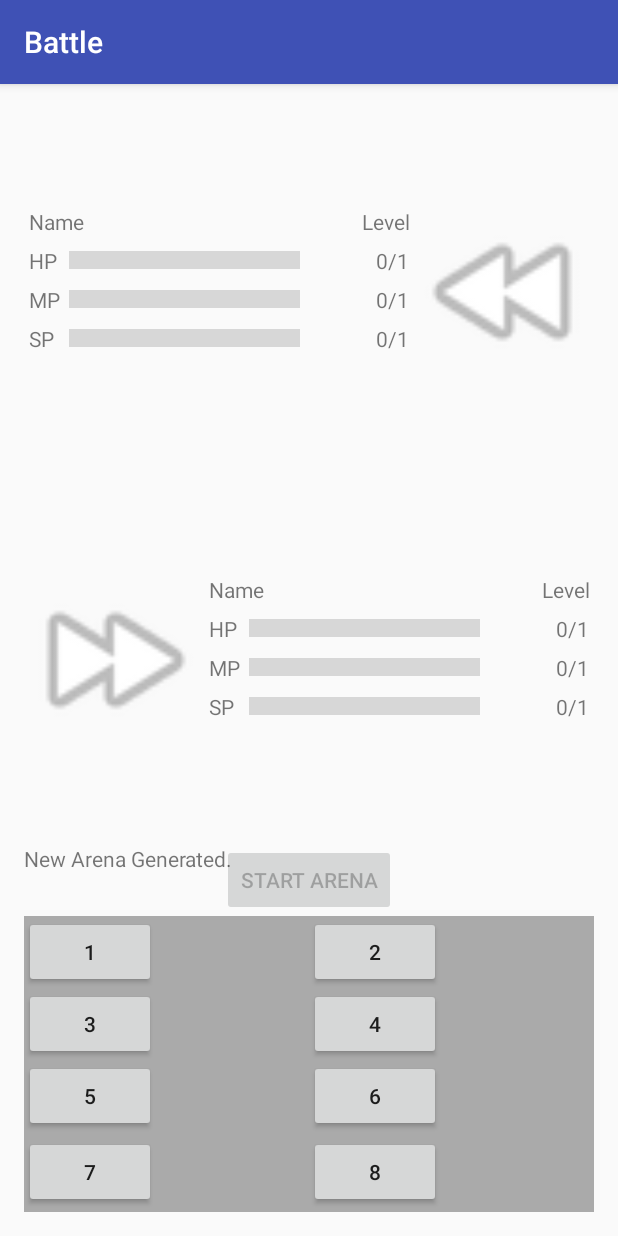
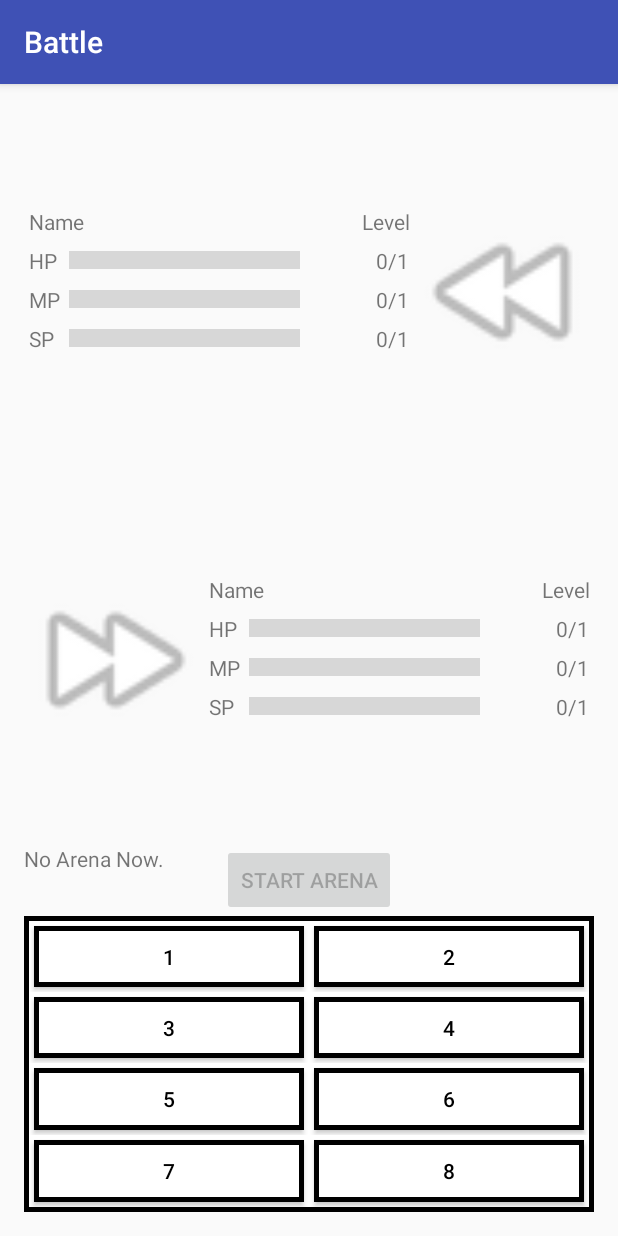
Before and after one commit to Uni-/LocatMonster, an Android app: the BattleControlActivity screen opened directly, with no data from a screen before it, on a phone screen of 412 x 824 dp. Run offline under Robolectric (Android 15) with nearby library versions, the phone set to English and light mode, and no system bars.

Commit message:
Styling SimpleBox and SimpleButton for BattleControlActivity and over

```diff
--- a/app/build.gradle
+++ b/app/build.gradle
@@ -24,5 +24,6 @@ dependencies {
     testCompile 'junit:junit:4.12'
     compile 'com.google.android.gms:play-services:8.4.0'
     compile 'com.android.support:appcompat-v7:23.2.1'
+    compile 'com.android.support:gridlayout-v7:23.2.1'
     compile 'com.android.support:support-v4:23.2.1'
 }
--- a/app/src/main/java/net/aurynj/rne/locatmonster/app/BattleControlActivity.java
+++ b/app/src/main/java/net/aurynj/rne/locatmonster/app/BattleControlActivity.java
@@ -34,6 +34,8 @@ public class BattleControlActivity extends BaseActivity {
 
         mStartArenaButton = (Button) findViewById(R.id.activity_battle_control_start_arena);
         mArenaLogTextView = (TextView) findViewById(R.id.activity_battle_control_arena_log);
+
+        mArenaLogTextView.setText("No Arena Now.");
 
         mStartArenaButton.setEnabled(false);
         mStartArenaButton.setOnClickListener(new View.OnClickListener() {
--- a/app/src/main/java/net/aurynj/rne/locatmonster/appframework/LocatMonsterService.java
+++ b/app/src/main/java/net/aurynj/rne/locatmonster/appframework/LocatMonsterService.java
@@ -283,6 +283,8 @@ public class LocatMonsterService extends Service
                 };
                 if (lastLivingActivity() != null) {
                     ActivityCompat.requestPermissions(lastLivingActivity(), permissions, REQUEST_PERMISSION_LOCATION_ACCESS);
+                } else {
+                    LocatMonsterService.this.stopSelf(); // TODO safe stop
                 }
                 return;
             }
@@ -299,13 +301,15 @@ public class LocatMonsterService extends Service
                                     PackageManager.PERMISSION_GRANTED
                     ) {
                 Log.v("LocationContainer", "Permission denied to access location");
-                // TODO: Consider calling
-                //    ActivityCompat#requestPermissions
-                // here to request the missing permissions, and then overriding
-                //   public void onRequestPermissionsResult(int requestCode, String[] permissions,
-                //                                          int[] grantResults)
-                // to handle the case where the user grants the permission. See the documentation
-                // for ActivityCompat#requestPermissions for more details.
+                String[] permissions = {
+                        Manifest.permission.ACCESS_FINE_LOCATION,
+                        Manifest.permission.ACCESS_COARSE_LOCATION,
+                };
+                if (lastLivingActivity() != null) {
+                    ActivityCompat.requestPermissions(lastLivingActivity(), permissions, REQUEST_PERMISSION_LOCATION_ACCESS);
+                } else {
+                    LocatMonsterService.this.stopSelf(); // TODO safe stop
+                }
                 return;
             }
             LocationServices.FusedLocationApi.requestLocationUpdates(
@@ -341,7 +345,7 @@ public class LocatMonsterService extends Service
                         Log.v("LSRCallback", "Status: Resolution Required");
                         if (lastLivingActivity() == null) {
                             // TODO: request changing location settings
-                            LocatMonsterService.this.stopSelf();
+                            LocatMonsterService.this.stopSelf(); // TODO safe stop
                         }
                         try {
                             status.startResolutionForResult(lastLivingActivity(), REQUEST_CHECK_LOCATION_SETTINGS);
--- /dev/null
+++ b/app/src/main/res/drawable/simple_box.xml
@@ -0,0 +1,5 @@
+<?xml version="1.0" encoding="utf-8"?>
+<shape xmlns:android="http://schemas.android.com/apk/res/android" android:shape="rectangle" >
+    <solid android:color="@android:color/white" />
+    <stroke android:width="3dp" android:color="@android:color/black"/>
+</shape>
--- /dev/null
+++ b/app/src/main/res/drawable/simple_button.xml
@@ -0,0 +1,33 @@
+<?xml version="1.0" encoding="utf-8"?>
+<selector xmlns:android="http://schemas.android.com/apk/res/android">
+    <item android:state_enabled="false" android:color="@android:color/darker_gray">
+        <shape android:shape="rectangle">
+            <solid android:color="@android:color/white" />
+            <stroke android:width="3dp" android:color="@android:color/white" />
+        </shape>
+    </item>
+    <item android:state_enabled="true" android:state_pressed="false" android:state_focused="false" android:color="@android:color/black">
+        <shape android:shape="rectangle">
+            <solid android:color="@android:color/white" />
+            <stroke android:width="3dp" android:color="@android:color/black" />
+        </shape>
+    </item>
+    <item android:state_enabled="true" android:state_pressed="true" android:state_focused="false" android:color="@android:color/white">
+        <shape android:shape="rectangle">
+            <solid android:color="@android:color/black" />
+            <stroke android:width="3dp" android:color="@android:color/black" />
+        </shape>
+    </item>
+    <item android:state_enabled="true" android:state_pressed="false" android:state_focused="true" android:color="@android:color/black">
+        <shape android:shape="rectangle">
+            <solid android:color="@android:color/darker_gray" />
+            <stroke android:width="3dp" android:color="@android:color/darker_gray" />
+        </shape>
+    </item>
+    <item android:state_enabled="true" android:state_pressed="true" android:state_focused="true" android:color="@android:color/white">
+        <shape android:shape="rectangle">
+            <solid android:color="@android:color/black" />
+            <stroke android:width="3dp" android:color="@android:color/darker_gray" />
+        </shape>
+    </item>
+</selector>
--- a/app/src/main/res/layout/activity_battle_control.xml
+++ b/app/src/main/res/layout/activity_battle_control.xml
@@ -76,40 +76,116 @@
             android:layout_centerHorizontal="true"
             android:text="Start arena" />
 
-        <GridLayout
-            android:id="@+id/activity_battle_control_layout_grid"
+        <!--
+        - tried to use GridLayout, but the excess space distribution is supported API 21+ -
+        - and v7 support GridLayout is too buggy -
+        <android.support.v7.widget.GridLayout
+            style="@style/SimpleBox"
+            app:alignmentMode="alignBounds"
+            app:columnCount="2"
+            app:rowCount="4"
+            app:rowOrderPreserved="true"
+            app:useDefaultMargins="false"
+            android:layout_width="match_parent"
+            android:layout_height="match_parent">
+
+            <Button
+                style="@style/SimpleButton"
+                app:layout_columnWeight="1"
+                app:layout_gravity="fill"
+                app:layout_rowWeight="1"
+                android:text="1" />
+
+            ...
+        -->
+
+        <LinearLayout
+            style="@style/SimpleBox"
             android:layout_width="match_parent"
             android:layout_height="match_parent"
             android:layout_below="@id/activity_battle_control_start_arena"
-            android:background="@android:color/darker_gray"
-            android:columnCount="2"
-            android:rowCount="4"
-            android:useDefaultMargins="false">
+            android:orientation="vertical">
 
-            <Button android:text="1"
-                android:layout_gravity="center" />
+            <LinearLayout
+                android:layout_width="match_parent"
+                android:layout_height="0dp"
+                android:layout_weight="1">
 
-            <Button android:text="2"
-                android:layout_gravity="center" />
+                <Button
+                    style="@style/SimpleButton"
+                    android:layout_width="0dp"
+                    android:layout_height="match_parent"
+                    android:layout_weight="1"
+                    android:text="1" />
 
-            <Button android:text="3"
-                android:layout_gravity="center" />
+                <Button
+                    style="@style/SimpleButton"
+                    android:layout_width="0dp"
+                    android:layout_height="match_parent"
+                    android:layout_weight="1"
+                    android:text="2" />
+            </LinearLayout>
 
-            <Button android:text="4"
-                android:layout_gravity="center" />
+            <LinearLayout
+                android:layout_width="match_parent"
+                android:layout_height="0dp"
+                android:layout_weight="1">
 
-            <Button android:text="5"
-                android:layout_gravity="center" />
+                <Button
+                    style="@style/SimpleButton"
+                    android:layout_width="0dp"
+                    android:layout_height="match_parent"
+                    android:layout_weight="1"
+                    android:text="3" />
 
-            <Button android:text="6"
-                android:layout_gravity="center" />
+                <Button
+                    style="@style/SimpleButton"
+                    android:layout_width="0dp"
+                    android:layout_height="match_parent"
+                    android:layout_weight="1"
+                    android:text="4" />
+            </LinearLayout>
 
-            <Button android:text="7"
-                android:layout_gravity="center" />
+            <LinearLayout
+                android:layout_width="match_parent"
+                android:layout_height="0dp"
+                android:layout_weight="1">
 
-            <Button android:text="8"
-                android:layout_gravity="center" />
-        </GridLayout>
+                <Button
+                    style="@style/SimpleButton"
+                    android:layout_width="0dp"
+                    android:layout_height="match_parent"
+                    android:layout_weight="1"
+                    android:text="5" />
+
+                <Button
+                    style="@style/SimpleButton"
+                    android:layout_width="0dp"
+                    android:layout_height="match_parent"
+                    android:layout_weight="1"
+                    android:text="6" />
+            </LinearLayout>
+
+            <LinearLayout
+                android:layout_width="match_parent"
+                android:layout_height="0dp"
+                android:layout_weight="1">
+
+                <Button
+                    style="@style/SimpleButton"
+                    android:layout_width="0dp"
+                    android:layout_height="match_parent"
+                    android:layout_weight="1"
+                    android:text="7" />
+
+                <Button
+                    style="@style/SimpleButton"
+                    android:layout_width="0dp"
+                    android:layout_height="match_parent"
+                    android:layout_weight="1"
+                    android:text="8" />
+            </LinearLayout>
+        </LinearLayout>
 
         <TextView
             android:id="@+id/activity_battle_control_arena_log"
--- a/app/src/main/res/values/styles.xml
+++ b/app/src/main/res/values/styles.xml
@@ -8,4 +8,15 @@
         <item name="colorAccent">@color/colorAccent</item>
     </style>
 
+    <style name="SimpleBox">
+        <item name="android:background">@drawable/simple_box</item>
+        <item name="android:padding">3dp</item>
+    </style>
+
+    <style name="SimpleButton" parent="Widget.AppCompat.Button">
+        <item name="android:background">@drawable/simple_button</item>
+        <item name="android:layout_margin">3dp</item>
+        <item name="android:textColor">@drawable/simple_button</item>
+    </style>
+
 </resources>
```
